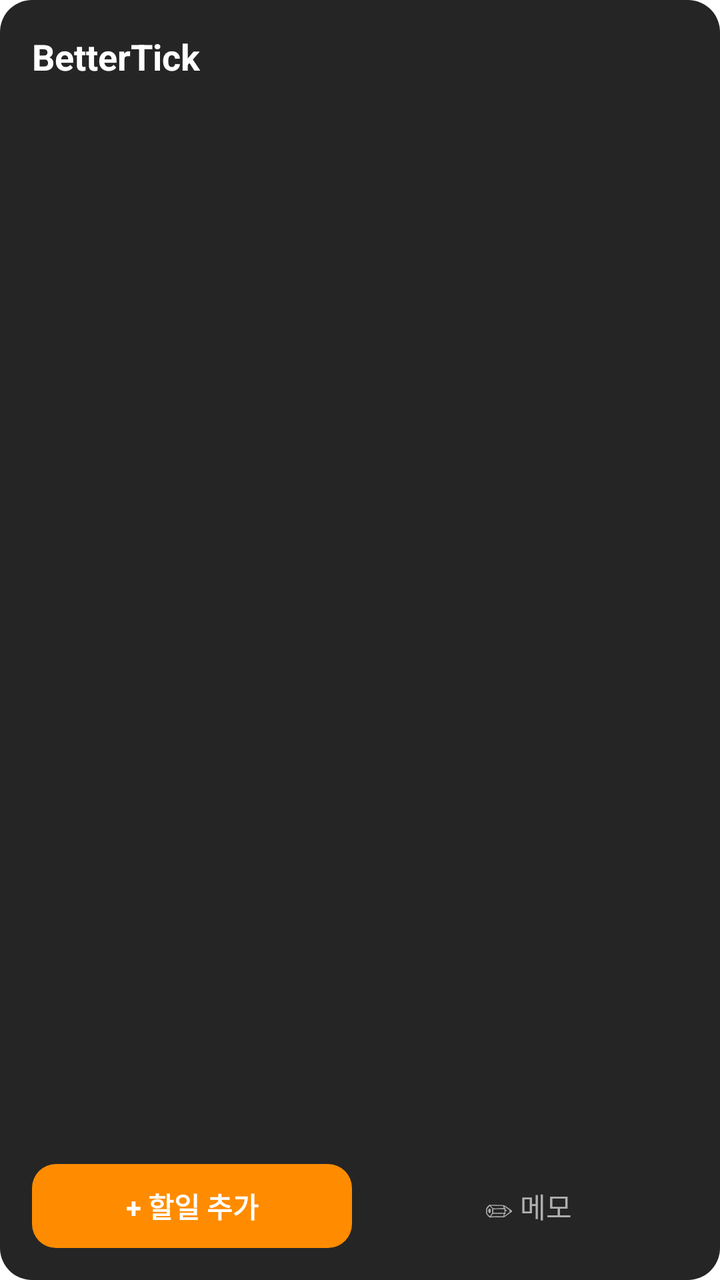
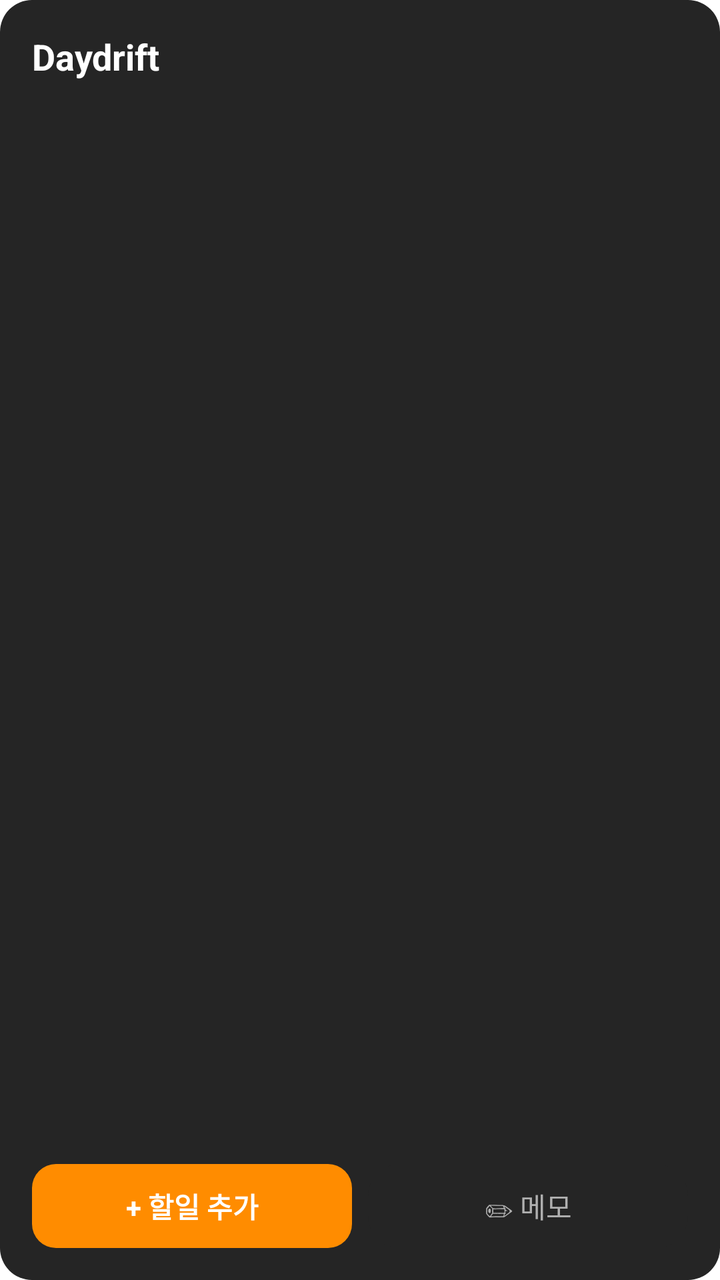

Before-and-after screenshots of an Android layout around one commit, followed by the original layout XML and the change that was made.
<!-- AndroidManifest.xml: application theme Theme.BetterTick -->
<!-- res/layout/widget_quickadd.xml -->
<?xml version="1.0" encoding="utf-8"?>
<LinearLayout xmlns:android="http://schemas.android.com/apk/res/android"
    android:layout_width="match_parent"
    android:layout_height="match_parent"
    android:orientation="vertical"
    android:background="@drawable/widget_card_bg"
    android:padding="16dp">

    <TextView
        android:layout_width="wrap_content"
        android:layout_height="wrap_content"
        android:text="BetterTick"
        android:textColor="#FFFFFFFF"
        android:textSize="18sp"
        android:textStyle="bold" />

    <TextView
        android:id="@+id/widget_quickadd_date"
        android:layout_width="wrap_content"
        android:layout_height="wrap_content"
        android:layout_marginTop="2dp"
        android:textColor="#FFB0B0B0"
        android:textSize="12sp" />

    <LinearLayout
        android:layout_width="match_parent"
        android:layout_height="0dp"
        android:layout_weight="1"
        android:orientation="horizontal"
        android:layout_marginTop="12dp"
        android:gravity="bottom">

        <TextView
            android:id="@+id/btn_add_task"
            android:layout_width="0dp"
            android:layout_height="42dp"
            android:layout_weight="1"
            android:background="@drawable/widget_button_orange_bg"
            android:gravity="center"
            android:text="+ 할일 추가"
            android:textColor="#FFFFFFFF"
            android:textSize="14sp"
            android:textStyle="bold" />

        <TextView
            android:id="@+id/btn_add_memo"
            android:layout_width="0dp"
            android:layout_height="42dp"
            android:layout_weight="1"
            android:layout_marginStart="8dp"
            android:background="@drawable/widget_card_bg"
            android:gravity="center"
            android:text="✏ 메모"
            android:textColor="#FFB0B0B0"
            android:textSize="14sp" />
    </LinearLayout>

</LinearLayout>
<!-- resources referenced by this layout -->
<resources>
  <!-- drawable widget_button_orange_bg (drawable) -->
  <?xml version="1.0" encoding="utf-8"?>
  <shape xmlns:android="http://schemas.android.com/apk/res/android"
      android:shape="rectangle">
      <solid android:color="#FFFF8C00" />
      <corners android:radius="12dp" />
  </shape>
  <!-- drawable widget_card_bg (drawable) -->
  <?xml version="1.0" encoding="utf-8"?>
  <shape xmlns:android="http://schemas.android.com/apk/res/android"
      android:shape="rectangle">
      <solid android:color="#252525" />
      <corners android:radius="16dp" />
  </shape>
  <style name="Theme.BetterTick" parent="android:Theme.Material.NoActionBar">
          <item name="android:statusBarColor">#FFFFFFFF</item>
          <item name="android:windowLightStatusBar">true</item>
          <item name="android:navigationBarColor">@android:color/transparent</item>
          <item name="android:enforceNavigationBarContrast" tools:targetApi="29">false</item>
          <item name="android:windowBackground">#FFFFFFFF</item>
      </style>
</resources>

<!-- the commit's change to res/layout/widget_quickadd.xml (unified diff, before → after) -->
@@ -9,7 +9,7 @@
     <TextView
         android:layout_width="wrap_content"
         android:layout_height="wrap_content"
-        android:text="BetterTick"
+        android:text="Daydrift"
         android:textColor="#FFFFFFFF"
         android:textSize="18sp"
         android:textStyle="bold" />
